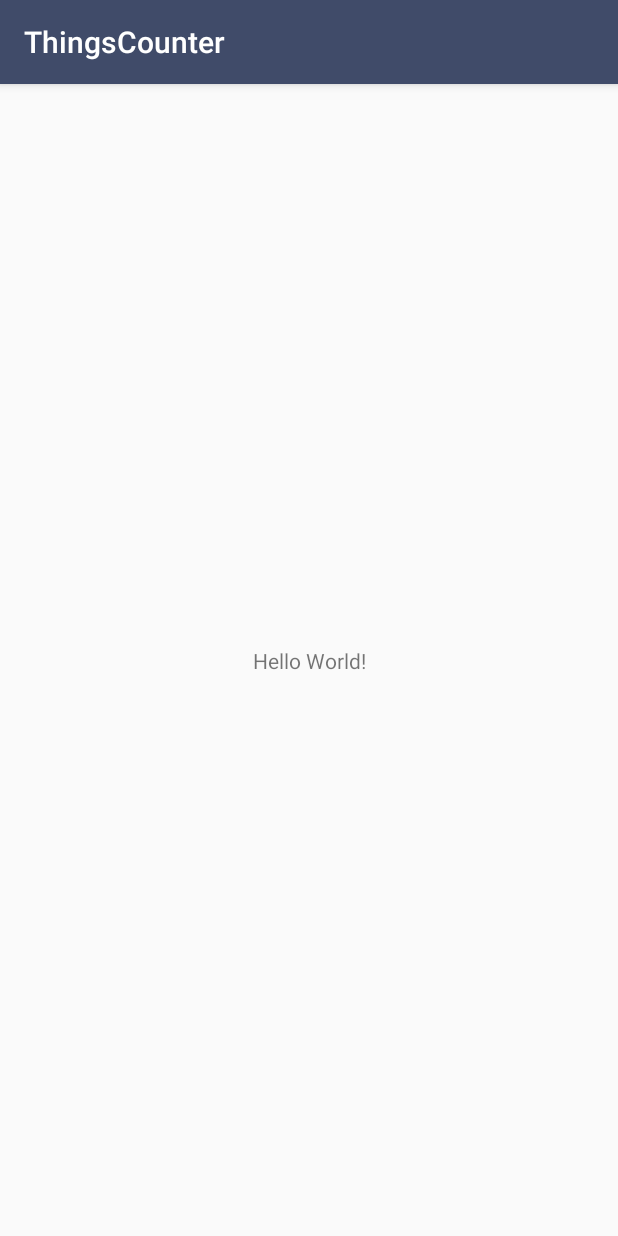
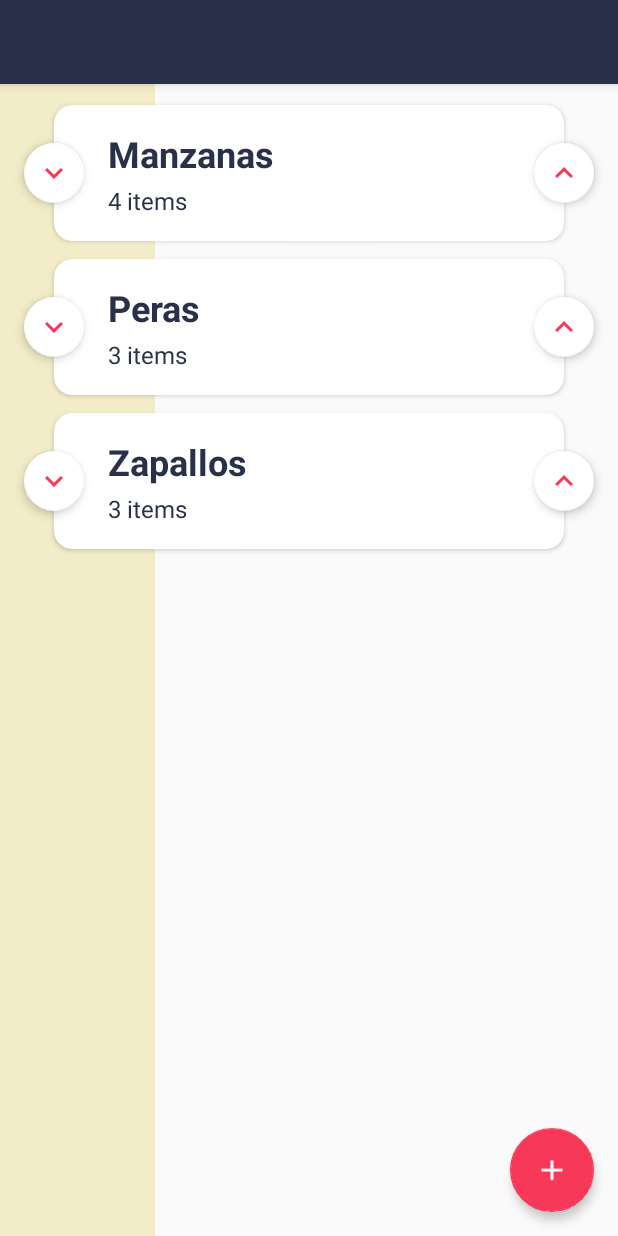
Before and after one commit to OscarSequeiros/ThingsCounter, an Android app: the screen it shows after launch (MainActivity), on a phone screen of 412 x 824 dp. Run offline under Robolectric (Android 15) with nearby library versions, the phone set to English and light mode, and no system bars.

Commit message:
Adding dimens and styles.

```diff
--- a/app/build.gradle
+++ b/app/build.gradle
@@ -36,4 +36,6 @@ dependencies {
 
     implementation Dependencies.navigationUiLibrary
     implementation Dependencies.navigationFragmentLibrary
+
+    implementation 'com.google.android.material:material:1.0.0'
 }
--- a/app/src/main/java/com/osequeiros/thingscounter/MainActivity.kt
+++ b/app/src/main/java/com/osequeiros/thingscounter/MainActivity.kt
@@ -1,12 +1,20 @@
 package com.osequeiros.thingscounter
 
+import android.os.Bundle
 import androidx.appcompat.app.AppCompatActivity
-import android.os.Bundle
+import com.osequeiros.thingscounter.counter.ItemsFragment
 
 class MainActivity : AppCompatActivity() {
 
     override fun onCreate(savedInstanceState: Bundle?) {
         super.onCreate(savedInstanceState)
         setContentView(R.layout.activity_main)
+
+        val fragment = ItemsFragment()
+
+        supportFragmentManager.beginTransaction().apply {
+            replace(R.id.frameMain, fragment)
+            commit()
+        }
     }
 }
--- /dev/null
+++ b/app/src/main/java/com/osequeiros/thingscounter/counter/ItemModel.kt
@@ -0,0 +1,7 @@
+package com.osequeiros.thingscounter.counter
+
+data class ItemModel(
+    val code: String,
+    val title: String,
+    val subtitle: String
+)
--- /dev/null
+++ b/app/src/main/java/com/osequeiros/thingscounter/counter/ItemsAdapter.kt
@@ -0,0 +1,37 @@
+package com.osequeiros.thingscounter.counter
+
+import android.view.LayoutInflater
+import android.view.View
+import android.view.ViewGroup
+import androidx.recyclerview.widget.RecyclerView
+import com.osequeiros.thingscounter.R
+import kotlinx.android.synthetic.main.card_item.view.*
+
+class ItemsAdapter(private var items: List<ItemModel> = emptyList()) :
+    RecyclerView.Adapter<ItemsAdapter.ViewHolder>() {
+
+    override fun onCreateViewHolder(parent: ViewGroup, viewType: Int): ViewHolder {
+        return ViewHolder(
+            LayoutInflater.from(parent.context).inflate(R.layout.card_item, parent, false)
+        )
+    }
+
+    override fun getItemCount() = items.size
+
+    override fun onBindViewHolder(holder: ViewHolder, position: Int) {
+        holder.bind(items[position])
+    }
+
+    fun updateItems(items: List<ItemModel>) {
+        this.items = items
+        notifyDataSetChanged()
+    }
+
+    class ViewHolder(private val view: View) : RecyclerView.ViewHolder(view) {
+
+        fun bind(item: ItemModel) = with(view) {
+            textItemTitle.text = item.title
+            textItemQuantity.text = item.subtitle
+        }
+    }
+}
--- a/app/src/main/java/com/osequeiros/thingscounter/counter/ItemsFragment.kt
+++ b/app/src/main/java/com/osequeiros/thingscounter/counter/ItemsFragment.kt
@@ -1,7 +1,55 @@
 package com.osequeiros.thingscounter.counter
 
+import android.os.Bundle
+import android.view.LayoutInflater
+import android.view.View
+import android.view.ViewGroup
 import androidx.fragment.app.Fragment
+import androidx.recyclerview.widget.LinearLayoutManager
+import com.osequeiros.thingscounter.R
+import kotlinx.android.synthetic.main.fragment_items.*
 
 class ItemsFragment : Fragment() {
 
+    private var adapter = ItemsAdapter()
+
+    override fun onCreateView(
+        inflater: LayoutInflater,
+        container: ViewGroup?,
+        savedInstanceState: Bundle?
+    ): View? {
+        return inflater.inflate(R.layout.fragment_items, container, false)
+    }
+
+    override fun onViewCreated(view: View, savedInstanceState: Bundle?) {
+        super.onViewCreated(view, savedInstanceState)
+
+        setUpRecycler()
+        adapter.updateItems(generateItems())
+    }
+
+    private fun setUpRecycler() {
+        recyclerItems.layoutManager = LinearLayoutManager(context)
+        recyclerItems.adapter = adapter
+    }
+
+    private fun generateItems(): List<ItemModel> {
+        return listOf(
+            ItemModel(
+                code = "1",
+                title = "Manzanas",
+                subtitle = "4 items"
+            ),
+            ItemModel(
+                code = "1",
+                title = "Peras",
+                subtitle = "3 items"
+            ),
+            ItemModel(
+                code = "1",
+                title = "Zapallos",
+                subtitle = "3 items"
+            )
+        )
+    }
 }
--- a/app/src/main/res/layout/activity_main.xml
+++ b/app/src/main/res/layout/activity_main.xml
@@ -1,18 +1,13 @@
 <?xml version="1.0" encoding="utf-8"?>
 <androidx.constraintlayout.widget.ConstraintLayout xmlns:android="http://schemas.android.com/apk/res/android"
-    xmlns:app="http://schemas.android.com/apk/res-auto"
     xmlns:tools="http://schemas.android.com/tools"
     android:layout_width="match_parent"
     android:layout_height="match_parent"
     tools:context=".MainActivity">
 
-    <TextView
-        android:layout_width="wrap_content"
-        android:layout_height="wrap_content"
-        android:text="Hello World!"
-        app:layout_constraintBottom_toBottomOf="parent"
-        app:layout_constraintLeft_toLeftOf="parent"
-        app:layout_constraintRight_toRightOf="parent"
-        app:layout_constraintTop_toTopOf="parent" />
+    <FrameLayout
+        android:id="@+id/frameMain"
+        android:layout_width="match_parent"
+        android:layout_height="match_parent" />
 
 </androidx.constraintlayout.widget.ConstraintLayout>
--- a/app/src/main/res/layout/card_item.xml
+++ b/app/src/main/res/layout/card_item.xml
@@ -9,12 +9,12 @@
         android:id="@+id/cardItem"
         android:layout_width="match_parent"
         android:layout_height="wrap_content"
-        android:layout_marginStart="32dp"
-        android:layout_marginTop="4dp"
-        android:layout_marginEnd="32dp"
-        android:layout_marginBottom="8dp"
-        app:cardCornerRadius="12dp"
-        app:cardElevation="2dp"
+        android:layout_marginStart="@dimen/item_margin_horizontal"
+        android:layout_marginTop="@dimen/item_margin_vertical"
+        android:layout_marginEnd="@dimen/item_margin_horizontal"
+        android:layout_marginBottom="@dimen/item_margin_vertical"
+        app:cardCornerRadius="@dimen/item_card_radius"
+        app:cardElevation="@dimen/item_card_elevation"
         app:layout_constraintBottom_toBottomOf="parent"
         app:layout_constraintEnd_toEndOf="parent"
         app:layout_constraintStart_toStartOf="parent"
@@ -23,19 +23,14 @@
         <androidx.constraintlayout.widget.ConstraintLayout
             android:layout_width="match_parent"
             android:layout_height="wrap_content"
-            android:layout_marginStart="36dp"
-            android:layout_marginTop="16dp"
-            android:layout_marginEnd="36dp"
-            android:layout_marginBottom="16dp">
+            android:layout_marginStart="@dimen/item_margin_horizontal"
+            android:layout_marginTop="@dimen/item_vertical_margin_title"
+            android:layout_marginEnd="@dimen/item_margin_horizontal"
+            android:layout_marginBottom="@dimen/item_vertical_margin_title">
 
             <androidx.appcompat.widget.AppCompatTextView
                 android:id="@+id/textItemTitle"
-                android:layout_width="0dp"
-                android:layout_height="wrap_content"
-                android:layout_marginTop="8dp"
-                android:textColor="@color/colorPrimaryDark"
-                android:textSize="24sp"
-                android:textStyle="bold"
+                style="@style/Text.Title.Bold"
                 app:layout_constraintEnd_toEndOf="parent"
                 app:layout_constraintStart_toStartOf="parent"
                 app:layout_constraintTop_toTopOf="parent"
@@ -43,11 +38,8 @@
 
             <androidx.appcompat.widget.AppCompatTextView
                 android:id="@+id/textItemQuantity"
-                android:layout_width="0dp"
-                android:layout_height="wrap_content"
-                android:layout_marginTop="4dp"
-                android:textColor="@color/colorPrimaryDark"
-                android:textSize="16sp"
+                style="@style/Text.Subtitle.Normal"
+                android:layout_marginTop="@dimen/item_top_margin_subtitle"
                 app:layout_constraintEnd_toEndOf="parent"
                 app:layout_constraintStart_toStartOf="parent"
                 app:layout_constraintTop_toBottomOf="@+id/textItemTitle"
@@ -59,11 +51,7 @@
 
     <com.google.android.material.floatingactionbutton.FloatingActionButton
         android:id="@+id/fabDecrease"
-        android:layout_width="wrap_content"
-        android:layout_height="wrap_content"
-        app:backgroundTint="@color/white"
-        app:elevation="2dp"
-        app:fabSize="mini"
+        style="@style/Widget.Design.FloatingActionButton.Mini"
         app:layout_constraintBottom_toBottomOf="@+id/cardItem"
         app:layout_constraintEnd_toStartOf="@+id/cardItem"
         app:layout_constraintStart_toStartOf="@+id/cardItem"
@@ -72,12 +60,7 @@
 
     <com.google.android.material.floatingactionbutton.FloatingActionButton
         android:id="@+id/fabIncrease"
-        android:layout_width="wrap_content"
-        android:layout_height="wrap_content"
-        android:scaleType="center"
-        app:backgroundTint="@color/white"
-        app:elevation="2dp"
-        app:fabSize="mini"
+        style="@style/Widget.Design.FloatingActionButton.Mini"
         app:layout_constraintBottom_toBottomOf="@+id/cardItem"
         app:layout_constraintEnd_toEndOf="@+id/cardItem"
         app:layout_constraintStart_toEndOf="@+id/cardItem"
--- a/app/src/main/res/layout/fragment_items.xml
+++ b/app/src/main/res/layout/fragment_items.xml
@@ -4,23 +4,6 @@
     xmlns:tools="http://schemas.android.com/tools"
     android:layout_width="match_parent"
     android:layout_height="match_parent">
-
-    <com.google.android.material.appbar.AppBarLayout
-        android:id="@+id/appBarItems"
-        android:layout_width="wrap_content"
-        android:layout_height="wrap_content"
-        app:layout_constraintEnd_toEndOf="parent"
-        app:layout_constraintStart_toStartOf="parent"
-        app:layout_constraintTop_toTopOf="parent">
-
-        <androidx.appcompat.widget.Toolbar
-            android:id="@+id/toolbarItems"
-            android:layout_width="0dp"
-            android:layout_height="wrap_content"
-            app:layout_constraintEnd_toEndOf="parent"
-            app:layout_constraintStart_toStartOf="parent" />
-
-    </com.google.android.material.appbar.AppBarLayout>
 
     <View
         android:layout_width="0dp"
@@ -31,22 +14,54 @@
         app:layout_constraintStart_toStartOf="parent"
         app:layout_constraintTop_toTopOf="parent" />
 
+    <androidx.cardview.widget.CardView
+        android:id="@+id/cardToolbar"
+        android:layout_width="match_parent"
+        android:layout_height="?attr/actionBarSize"
+        app:cardCornerRadius="0dp"
+        app:cardElevation="@dimen/toolbar_elevation"
+        app:layout_constraintEnd_toEndOf="parent"
+        app:layout_constraintStart_toStartOf="parent"
+        app:layout_constraintTop_toTopOf="parent">
+
+        <androidx.constraintlayout.widget.ConstraintLayout
+            android:layout_width="match_parent"
+            android:layout_height="match_parent"
+            android:background="@color/colorPrimaryDark">
+
+            <TextView
+                style="@style/Text.Title.Bold"
+                android:layout_width="wrap_content"
+                android:layout_marginStart="24dp"
+                android:layout_marginEnd="24dp"
+                android:textColor="@color/white"
+                app:layout_constraintBottom_toBottomOf="parent"
+                app:layout_constraintEnd_toEndOf="parent"
+                app:layout_constraintStart_toStartOf="parent"
+                app:layout_constraintTop_toTopOf="parent"
+                tools:text="Total items:  3" />
+
+        </androidx.constraintlayout.widget.ConstraintLayout>
+
+    </androidx.cardview.widget.CardView>
+
     <androidx.recyclerview.widget.RecyclerView
         android:id="@+id/recyclerItems"
         android:layout_width="0dp"
         android:layout_height="0dp"
+        android:clipToPadding="false"
+        android:paddingTop="@dimen/recycler_top_margin"
         app:layout_constraintBottom_toBottomOf="parent"
         app:layout_constraintEnd_toEndOf="parent"
         app:layout_constraintStart_toStartOf="parent"
-        app:layout_constraintTop_toBottomOf="@+id/appBarItems"
+        app:layout_constraintTop_toBottomOf="@+id/cardToolbar"
         tools:itemCount="4"
         tools:listitem="@layout/card_item" />
 
     <com.google.android.material.floatingactionbutton.FloatingActionButton
         android:id="@+id/fabAddItem"
-        android:layout_width="wrap_content"
-        android:layout_height="wrap_content"
-        android:layout_margin="16dp"
+        style="@style/Widget.Design.FloatingActionButton.Normal"
+        android:layout_margin="@dimen/fab_margin"
         app:layout_constraintBottom_toBottomOf="parent"
         app:layout_constraintEnd_toEndOf="parent"
         app:srcCompat="@drawable/ic_add" />
--- a/app/src/main/res/values/colors.xml
+++ b/app/src/main/res/values/colors.xml
@@ -3,6 +3,7 @@
     <color name="colorPrimary">#404b69</color>
     <color name="colorPrimaryDark">#283149</color>
     <color name="colorAccent">#f73859</color>
+
     <color name="colorLight">#f3ecc8</color>
 
     <color name="white">#FFF</color>
--- /dev/null
+++ b/app/src/main/res/values/dimens.xml
@@ -0,0 +1,20 @@
+<?xml version="1.0" encoding="utf-8"?>
+<resources>
+
+    <dimen name="item_margin_horizontal">36dp</dimen>
+    <dimen name="item_margin_vertical">6dp</dimen>
+    <dimen name="item_card_radius">12dp</dimen>
+    <dimen name="item_card_elevation">2dp</dimen>
+    <dimen name="item_vertical_margin_title">16dp</dimen>
+    <dimen name="item_top_margin_subtitle">4dp</dimen>
+
+    <dimen name="item_elevation_actions">4dp</dimen>
+
+    <dimen name="toolbar_elevation">4dp</dimen>
+    <dimen name="recycler_top_margin">8dp</dimen>
+    <dimen name="fab_margin">16dp</dimen>
+
+    <dimen name="text_title">24sp</dimen>
+    <dimen name="text_subtitle">16sp</dimen>
+
+</resources>
--- a/app/src/main/res/values/styles.xml
+++ b/app/src/main/res/values/styles.xml
@@ -1,11 +1,39 @@
 <resources>
 
     <!-- Base application theme. -->
-    <style name="AppTheme" parent="Theme.AppCompat.Light.DarkActionBar">
+    <style name="AppTheme" parent="Theme.AppCompat.Light.NoActionBar">
         <!-- Customize your theme here. -->
         <item name="colorPrimary">@color/colorPrimary</item>
         <item name="colorPrimaryDark">@color/colorPrimaryDark</item>
         <item name="colorAccent">@color/colorAccent</item>
     </style>
 
+    <style name="Widget.Design.FloatingActionButton.Mini" parent="Widget.Design.FloatingActionButton.Normal">
+        <item name="backgroundTint">@color/white</item>
+        <item name="fabSize">mini</item>
+        <item name="rippleColor">@color/colorAccent</item>
+    </style>
+
+    <style name="Widget.Design.FloatingActionButton.Normal">
+        <item name="android:clickable">true</item>
+        <item name="android:focusable">true</item>
+        <item name="elevation">@dimen/item_elevation_actions</item>
+        <item name="android:layout_height">wrap_content</item>
+        <item name="android:layout_width">wrap_content</item>
+        <item name="rippleColor">@color/white</item>
+    </style>
+
+    <style name="Text.Subtitle.Normal" parent="Widget.AppCompat.TextView">
+        <item name="android:layout_width">0dp</item>
+        <item name="android:layout_height">wrap_content</item>
+        <item name="android:textSize">@dimen/text_subtitle</item>
+        <item name="android:textColor">@color/colorPrimaryDark</item>
+    </style>
+
+    <style name="Text.Title.Bold" parent="Text.Subtitle.Normal">
+        <item name="android:textSize">@dimen/text_title</item>
+        <item name="android:textStyle">bold</item>
+        <item name="android:textColor">@color/colorPrimaryDark</item>
+    </style>
+
 </resources>
```
